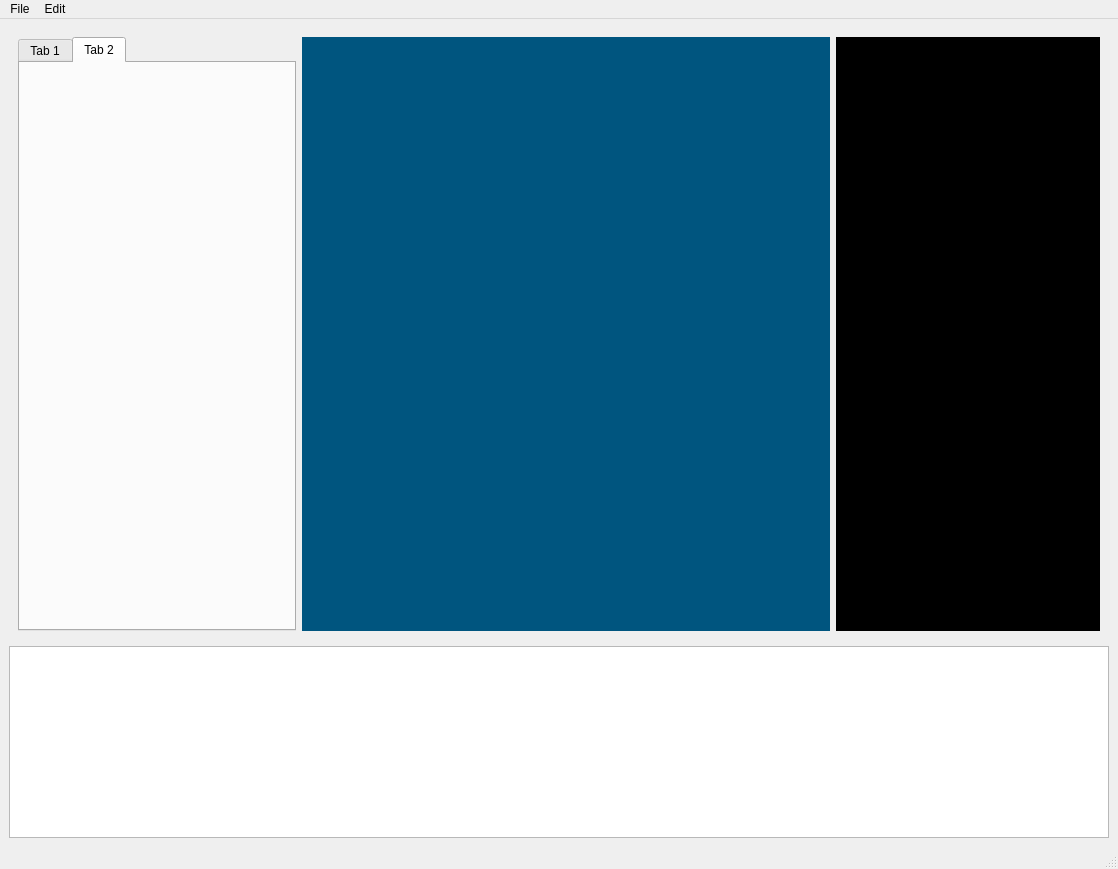
Brad-McCausland/Federation_Pol, file FederationUI.ui: the form before one commit.
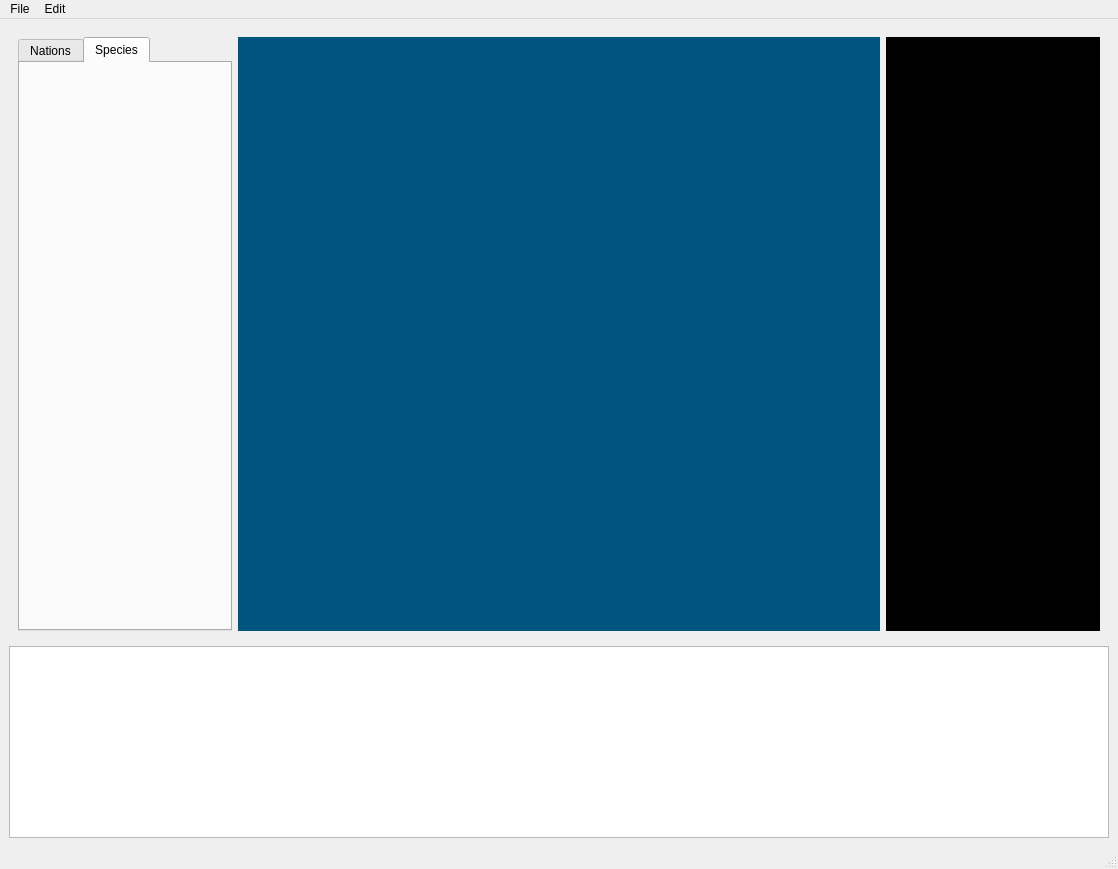
The form after the commit. The open tabs and pages were chosen to show the change.

Commit message: Remove Nation object. Create models for remaining nation properties.

Patch:
```diff
--- a/FederationUI.ui
+++ b/FederationUI.ui
@@ -35,9 +35,24 @@
       <layout class="QHBoxLayout" name="horizontalLayout_11">
        <item>
         <widget class="QTabWidget" name="tabWidget">
+         <property name="sizePolicy">
+          <sizepolicy hsizetype="Expanding" vsizetype="Expanding">
+           <horstretch>1</horstretch>
+           <verstretch>0</verstretch>
+          </sizepolicy>
+         </property>
+         <property name="minimumSize">
+          <size>
+           <width>200</width>
+           <height>0</height>
+          </size>
+         </property>
+         <property name="currentIndex">
+          <number>1</number>
+         </property>
          <widget class="QWidget" name="tab">
           <attribute name="title">
-           <string>Tab 1</string>
+           <string>Nations</string>
           </attribute>
           <layout class="QVBoxLayout" name="verticalLayout_2">
            <item>
@@ -51,7 +66,7 @@
          </widget>
          <widget class="QWidget" name="tab_2">
           <attribute name="title">
-           <string>Tab 2</string>
+           <string>Species</string>
           </attribute>
          </widget>
         </widget>
@@ -60,7 +75,7 @@
         <widget class="QWidget" name="MapView" native="true">
          <property name="sizePolicy">
           <sizepolicy hsizetype="Expanding" vsizetype="Preferred">
-           <horstretch>2</horstretch>
+           <horstretch>3</horstretch>
            <verstretch>0</verstretch>
           </sizepolicy>
          </property>
@@ -171,6 +186,12 @@
            <verstretch>0</verstretch>
           </sizepolicy>
          </property>
+         <property name="minimumSize">
+          <size>
+           <width>200</width>
+           <height>0</height>
+          </size>
+         </property>
          <property name="autoFillBackground">
           <bool>false</bool>
          </property>
```
Left out of the diff: 6 changed lines with no effect on the pictures. The commit also changes 5 other files.
